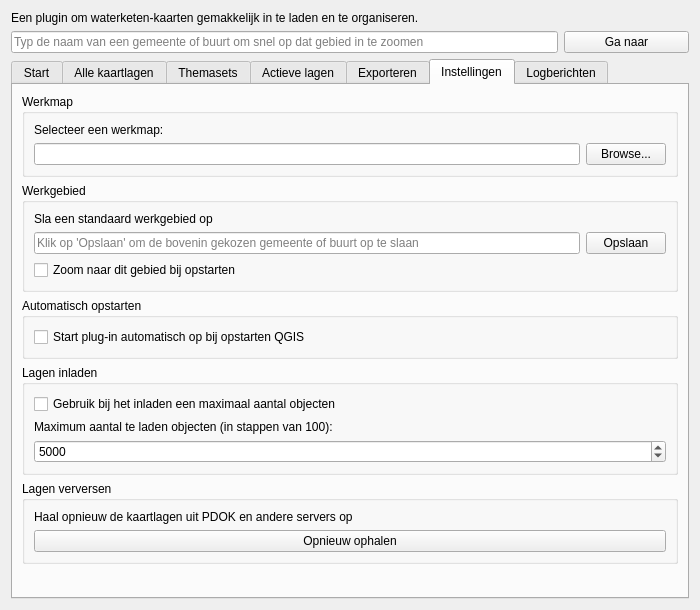
This is gui/nad_maps_dockwidget.ui in NAD-Dataplatform/NADmaps as Qt 5 draws it before an edit. The edited form follows.
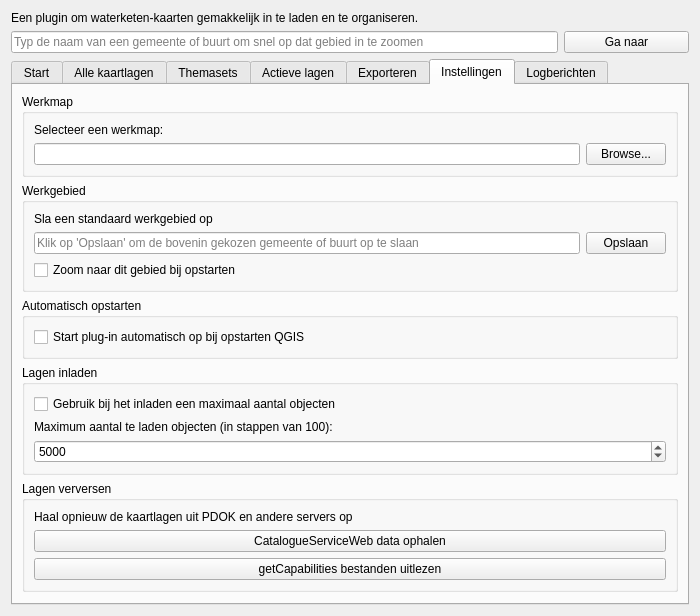
This is the edited form. The open tabs and pages were chosen to show the change.

Patch:
```diff
--- a/gui/nad_maps_dockwidget.ui
+++ b/gui/nad_maps_dockwidget.ui
@@ -1233,10 +1233,17 @@
             </property>
            </widget>
           </item>
+          <item>
+           <widget class="QPushButton" name="pushButtonGetCSWdata">
+            <property name="text">
+             <string>CatalogueServiceWeb data ophalen</string>
+            </property>
+           </widget>
+          </item>
           <item>
            <widget class="QPushButton" name="pushButtonGetLayers">
             <property name="text">
-             <string>Opnieuw ophalen</string>
+             <string>getCapabilities bestanden uitlezen</string>
             </property>
            </widget>
           </item>
```
